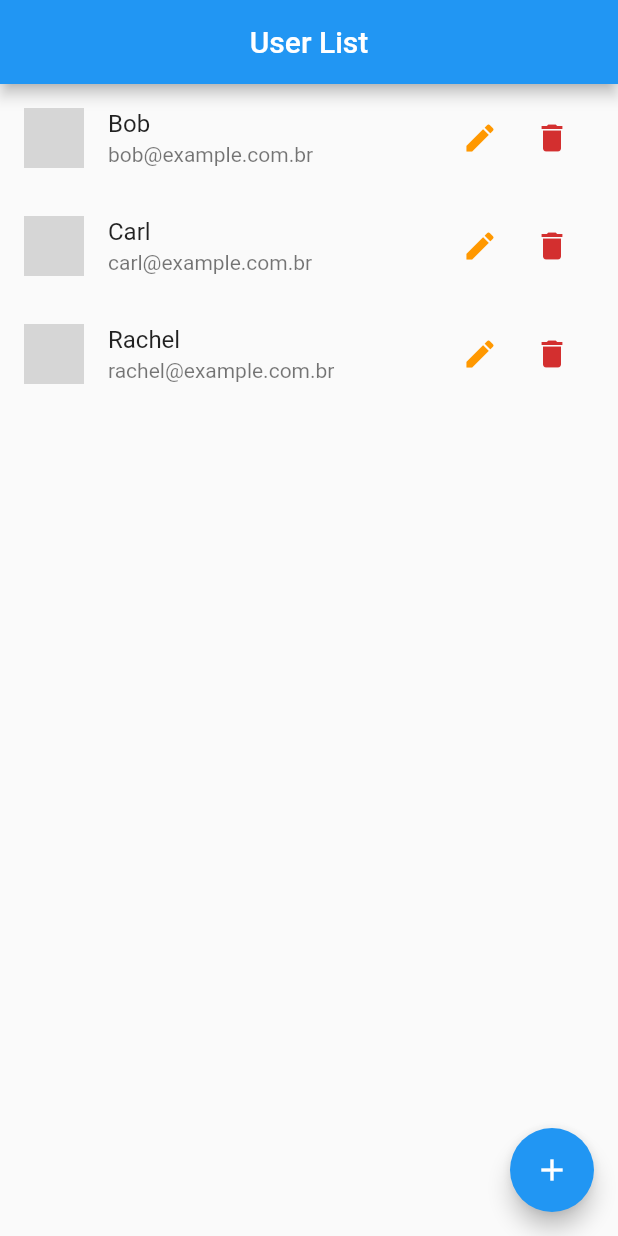
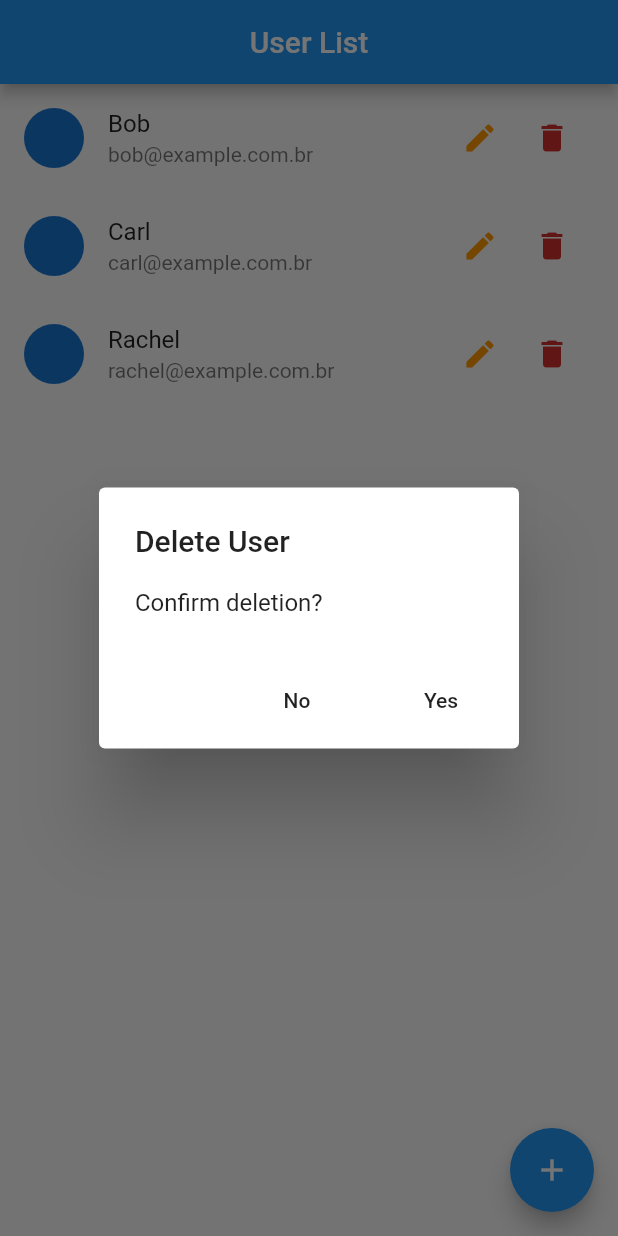
Before and after one commit to galdinogabriel/SimpleFlutterCRUD, a Flutter app: the screen it shows after launch, after a tap on the "delete" icon, on a phone screen of 412 x 824 dp. Run offline on Flutter 3.47's test engine with Material 2 defaults, Android fonts, the phone set to English and light mode, and no system bars; network calls fail; grey boxes are pictures that could not be loaded.

Commit message:
add remove user

```diff
--- a/lib/widgets/user_tile.dart
+++ b/lib/widgets/user_tile.dart
@@ -33,7 +33,34 @@ class UserTile extends StatelessWidget {
             IconButton(
               color: Theme.of(context).errorColor,
               icon: Icon(Icons.delete),
-              onPressed: () {},
+              onPressed: () {
+                showDialog(
+                  context: context,
+                  builder: (ctx) => AlertDialog(
+                    title: Text("Delete User"),
+                    content: Text("Confirm deletion?"),
+                    actions: [
+                      FlatButton(
+                        onPressed: () {
+                          Navigator.of(context).pop(false);
+                        },
+                        child: Text("No"),
+                      ),
+                      FlatButton(
+                        onPressed: () {
+                          Navigator.of(context).pop(true);
+                        },
+                        child: Text("Yes"),
+                      ),
+                    ],
+                  ),
+                ).then((confirmed) {
+                  if (confirmed) {
+                    Provider.of<UsersProvider>(context, listen: false)
+                        .remove(user);
+                  }
+                });
+              },
             ),
           ],
         ),
```
